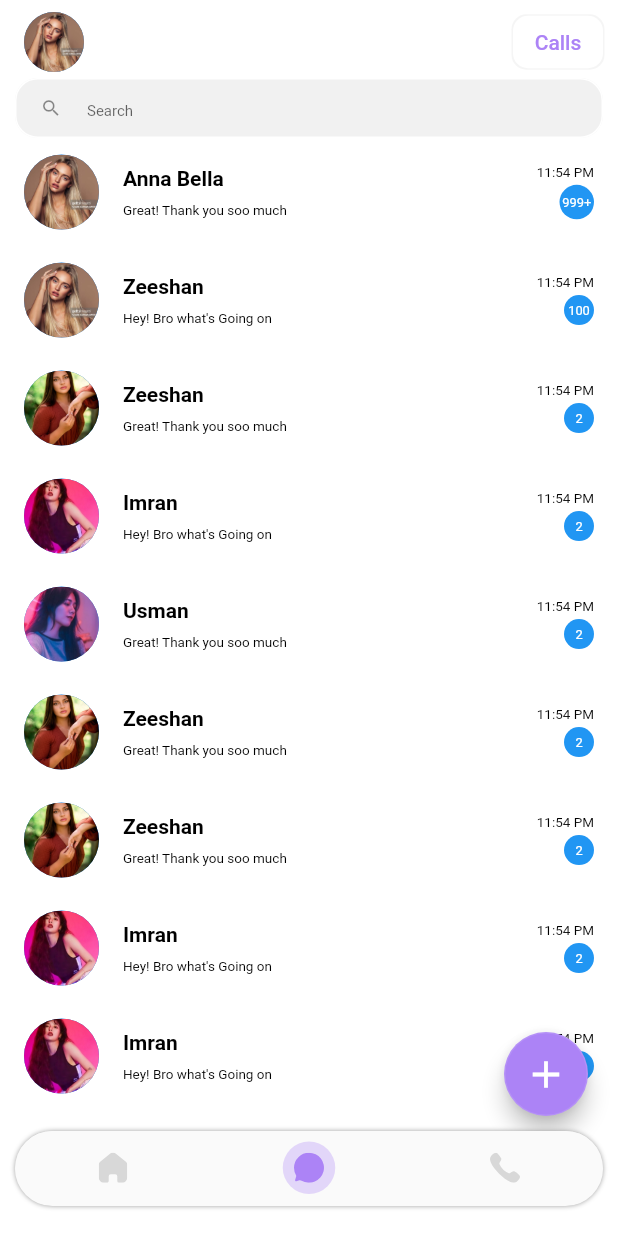
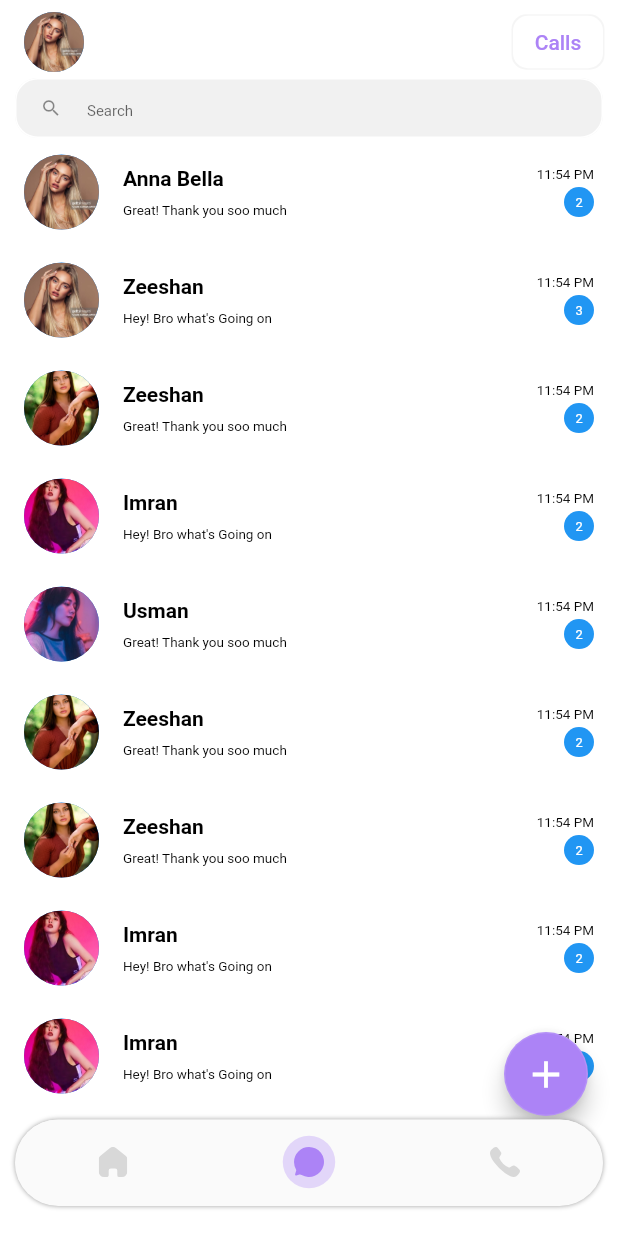
Before and after one commit to adilramzan764/SocialMediaApp, a Flutter app: the BottomNavBarV2 screen opened directly, on a phone screen of 412 x 824 dp. Run offline on Flutter 3.47's test engine with Material 2 defaults, Android fonts, the phone set to English and light mode, and no system bars; our stand-ins replace camera, cloud_firestore, firebase_auth, firebase_core, firebase_storage, flutter_easyloading and 7 more; missing offline and left inert: firebase_app_check, flutter_dialpad; accounts and stored records are empty; project files that could hold a hidden picture were left out.

Commit message:
clients changes

```diff
--- a/lib/Components/BottomNavigationBar/BotttomBar_Widget.dart
+++ b/lib/Components/BottomNavigationBar/BotttomBar_Widget.dart
@@ -14,7 +14,7 @@ class CustomBottomNavigationBar extends StatelessWidget {
   @override
   Widget build(BuildContext context) {
     return Container(
-      height: 50, // Set your desired height here
+      height: MediaQuery.of(context).size.height*0.07, // Set your desired height here
       decoration: BoxDecoration(
         borderRadius: BorderRadius.circular(32),
         boxShadow: [
--- a/lib/View/Chat screens/CallHistory.dart
+++ b/lib/View/Chat screens/CallHistory.dart
@@ -49,7 +49,7 @@ class _CallHistoryState extends State<CallHistory> {
                 children: [
                   IconButton(
                     onPressed: () {
-                      Get.back();
+                      Navigator.pop(context);
                     },
                     icon: Icon(
                       Icons.arrow_back_ios,
--- a/lib/View/Chat screens/MainChatScreens.dart
+++ b/lib/View/Chat screens/MainChatScreens.dart
@@ -20,14 +20,14 @@ class _MainChatScreensState extends State<MainChatScreens> {
       'name': 'Anna Bella',
       'description': 'Great! Thank you soo much',
       'time': '11:54 PM',
-      'messages': '1343',
+      'messages': '2',
     },
     {
       'image': 'assets/model2.jpg',
       'name': 'Zeeshan',
       'description': "Hey! Bro what's Going on",
       'time': '11:54 PM',
-      'messages': '100',
+      'messages': '3',
     },
     {
       'image': 'assets/model3.jpg',
@@ -209,7 +209,10 @@ class _MainChatScreensState extends State<MainChatScreens> {
                             width: messageCount < zeeshan ? 20 : 23,
                             decoration: BoxDecoration(
                                 color: Colors.blue, shape: BoxShape.circle),
-                            child: Row(
+                            child:
+
+
+                            Row(
                               mainAxisAlignment: MainAxisAlignment.center,
                               children: [
                                 if (messageCount < zeeshan)
```
